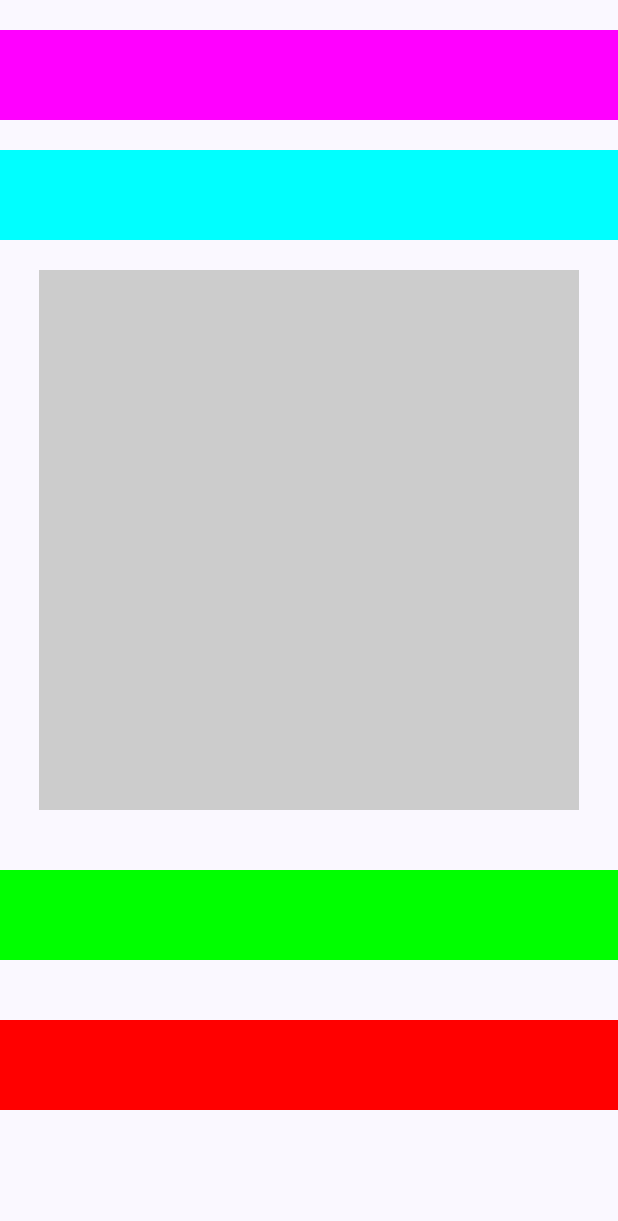
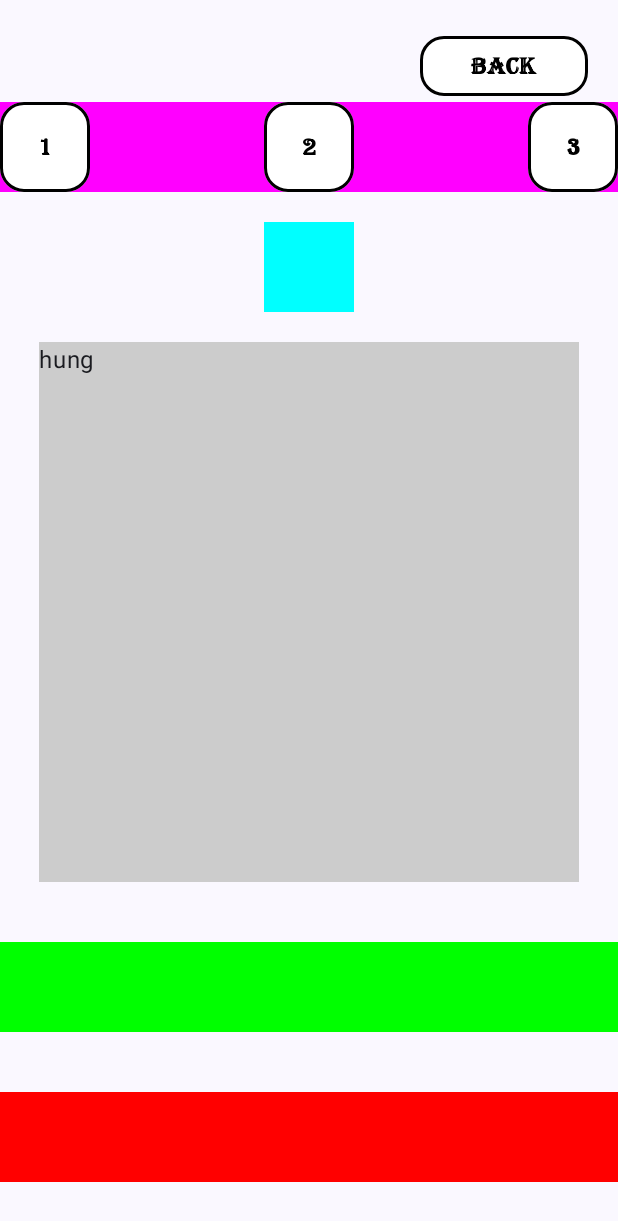
Before and after one commit to hungnh219/sudoku, an Android app built with Jetpack Compose: the GameScreen screen opened through its navigation route, on a phone screen of 412 x 824 dp. Shown: the top 1221 px of the screen. Run offline under Robolectric (Android 15) with nearby library versions, the phone set to English and light mode, and no system bars.

Commit message:
[add] function change value of a cell

```diff
--- a/app/src/main/java/com/example/sudoku/MainActivity.kt
+++ b/app/src/main/java/com/example/sudoku/MainActivity.kt
@@ -7,6 +7,7 @@ import androidx.compose.foundation.BorderStroke
 import androidx.compose.foundation.Image
 import androidx.compose.foundation.background
 import androidx.compose.foundation.border
+import androidx.compose.foundation.clickable
 import androidx.compose.foundation.layout.Arrangement
 import androidx.compose.foundation.layout.Box
 import androidx.compose.foundation.layout.Column
@@ -28,6 +29,8 @@ import androidx.compose.material3.MaterialTheme
 import androidx.compose.material3.Surface
 import androidx.compose.material3.Text
 import androidx.compose.runtime.Composable
+import androidx.compose.runtime.mutableStateOf
+import androidx.compose.runtime.remember
 import androidx.compose.ui.Alignment
 import androidx.compose.ui.Modifier
 import androidx.compose.ui.draw.clip
@@ -63,98 +66,123 @@ class MainActivity : ComponentActivity() {
     }
 }
 
-//fun Plus2Numbers(firstNum: Int, secondNum: Int) {
-//    return firstNum + secondNum;
-//}
-//
-//@Composable
-//fun HomeScreen() {
-//    Column(
-//        horizontalAlignment = Alignment.CenterHorizontally
-//    ) {
-//        Spacer(modifier = Modifier.height(60.dp))
-//
-//        Text(
-//            text = "this is the sudoku board!",
-//            fontSize = 24.sp,
-//            fontWeight = FontWeight.Bold,
-//            textAlign = TextAlign.Center,
-//            modifier = Modifier
-//                .background(Color.Red)
-//                .fillMaxWidth()
-//                .padding(horizontal = 20.dp)
-//        )
-//
-//        Spacer(modifier = Modifier.height(40.dp))
-//
-//        Image(
-//            painter = painterResource(id = R.drawable.logo),
-//            contentDescription = "hungnh219",
-//            modifier = Modifier
-//                .clip(RoundedCornerShape(45))
-//                .size(height = 300.dp, width = 700.dp)
-//        )
-//
-//        Spacer(modifier = Modifier.height(80.dp))
-//
-//        Button(
-//            onClick = {},
-//            colors = ButtonDefaults.buttonColors(
-//                contentColor = Color.Green,
-//                containerColor = Color.Gray
-//            ),
-//            modifier = Modifier
-//                .width(300.dp)
-//        ) {
-//            Text("Continue")
-//        }
-//
-//        Spacer(modifier = Modifier.height(20.dp))
-//
-//        Button(
-//            onClick = {},
-//            modifier = Modifier
-//                .width(300.dp)
-//        ) {
-//            Text("New game")
-//        }
-//
-//        Spacer(modifier = Modifier.height(20.dp))
-//
-//        Button(
-//            onClick = {},
-//            modifier = Modifier
-//                .width(300.dp)
-//        ) {
-//            Text("About us")
-//        }
-//    }
-//}
-
 @Composable
-fun GameScreen() {
+fun GameScreen(goToHomeScreen: () -> Unit) {
     Column(
         horizontalAlignment = Alignment.CenterHorizontally,
     ) {
-        Spacer(modifier = Modifier.height(20.dp))
+        val num = remember { mutableStateOf("")}
+        val isClicked = remember { mutableStateOf(false) }
+
+        Button(
+            modifier = Modifier
+                .fillMaxWidth()
+                .padding(start = 280.dp, end = 20.dp, top = 20.dp),
+            onClick = { goToHomeScreen() },
+            colors = ButtonDefaults.buttonColors(
+                containerColor = Color.White
+            ),
+            shape = RoundedCornerShape(16.dp),
+            border = BorderStroke(2.dp, Color.Black)
+        ) {
+            Text(
+                text = "Back".uppercase(),
+                fontFamily = FontFamily(Font(R.font.algerianregular)),
+                fontSize = 16.sp,
+                fontWeight = FontWeight.Bold,
+                color = Color.Black,
+            )
+        }
 
         Row(
             modifier = Modifier
                 .height(60.dp)
                 .fillMaxWidth()
                 .background(Color.Magenta)
+            ,
+            horizontalArrangement = Arrangement.SpaceBetween,
+            verticalAlignment = Alignment.CenterVertically
         ) {
+            Button(
+                modifier = Modifier
+                    .width(60.dp)
+                    .height(60.dp),
+                onClick = { if (isClicked.value) num.value = "1" },
+                colors = ButtonDefaults.buttonColors(
+                    containerColor = Color.White
+                ),
+                shape = RoundedCornerShape(16.dp),
+                border = BorderStroke(2.dp, Color.Black)
+            ) {
+                Text(
+                    text = "1".uppercase(),
+                    fontFamily = FontFamily(Font(R.font.algerianregular)),
+                    fontSize = 16.sp,
+                    fontWeight = FontWeight.Bold,
+                    color = Color.Black,
+                )
+            }
+
+            Button(
+                modifier = Modifier
+                    .width(60.dp)
+                    .height(60.dp),
+                onClick = { if (isClicked.value) num.value = "2" },
+                colors = ButtonDefaults.buttonColors(
+                    containerColor = Color.White
+                ),
+                shape = RoundedCornerShape(16.dp),
+                border = BorderStroke(2.dp, Color.Black)
+            ) {
+                Text(
+                    text = "2".uppercase(),
+                    fontFamily = FontFamily(Font(R.font.algerianregular)),
+                    fontSize = 16.sp,
+                    fontWeight = FontWeight.Bold,
+                    color = Color.Black,
+                )
+            }
+
+            Button(
+                modifier = Modifier
+                    .width(60.dp)
+                    .height(60.dp),
+                onClick = { if (isClicked.value) num.value = "3" },
+                colors = ButtonDefaults.buttonColors(
+                    containerColor = Color.White
+                ),
+                shape = RoundedCornerShape(16.dp),
+                border = BorderStroke(2.dp, Color.Black)
+            ) {
+                Text(
+                    text = "3".uppercase(),
+                    fontFamily = FontFamily(Font(R.font.algerianregular)),
+                    fontSize = 16.sp,
+                    fontWeight = FontWeight.Bold,
+                    color = Color.Black,
+                )
+            }
         }
 
         Spacer(modifier = Modifier.height(20.dp))
 
-        Row(
+        Box(
             modifier = Modifier
                 .height(60.dp)
-                .fillMaxWidth()
+                .width(60.dp)
                 .background(Color.Cyan)
+                .border(
+                    width = if (isClicked.value) 2.dp else 0.dp,
+                    color = if (isClicked.value) Color.Red else Color.Transparent
+                )
+                .clickable {
+                    isClicked.value = !isClicked.value
+                },
+            contentAlignment = Alignment.Center
         ) {
-
+            Text(
+                text = "${num.value}",
+            )
         }
 
         Spacer(modifier = Modifier.height(20.dp))
@@ -165,7 +193,11 @@ fun GameScreen() {
                 .width(360.dp)
                 .background(Color.LightGray)
         ) {
-
+            Text(
+                text = "hung",
+                modifier = Modifier
+                    .matchParentSize()
+            )
         }
 
         Spacer(modifier = Modifier.height(40.dp))
@@ -191,41 +223,6 @@ fun GameScreen() {
         }
     }
 }
-//
-//@Composable
-//fun FlashScreen() {
-//    Column(
-//        horizontalAlignment = Alignment.CenterHorizontally
-//    ) {
-//        Spacer(modifier = Modifier.height(40.dp))
-//
-//        Image(
-//            painter = painterResource(id = R.drawable.logo),
-//            contentDescription = "hungnh219",
-//            modifier = Modifier
-//                .fillMaxWidth()
-//        )
-//
-//        Spacer(modifier = Modifier.height(60.dp))
-//
-//        Text(
-//            text = "Welcome to Sudoku Game",
-//            fontSize = 32.sp,
-//            fontWeight = FontWeight.Bold
-//        )
-//
-//        Spacer(modifier = Modifier.height(60.dp))
-//
-//        Button(
-//            onClick = {},
-//            modifier = Modifier
-//                .width(200.dp)
-//                .height(60.dp)
-//        ) {
-//            Text("next")
-//        }
-//    }
-//}
 
 @Composable
 fun SplashScreen(moveToHomeScreen: () -> Unit) {
@@ -420,8 +417,7 @@ fun GreetingPreview() {
     val navController = rememberNavController()
 
     SudokuTheme {
-        NavHost(navController = navController, startDestination = "home") {
-
+        NavHost(navController = navController, startDestination = "game") {
             // route: home
             composable("home") {
                 HomeScreen( goToGameScreen = { navController.navigate("game")})
@@ -434,7 +430,7 @@ fun GreetingPreview() {
 
             // route: game
             composable("game") {
-                GameScreen()
+                GameScreen( goToHomeScreen = { navController.navigate("home")})
             }
         }
 //        SudokuApp()
```
